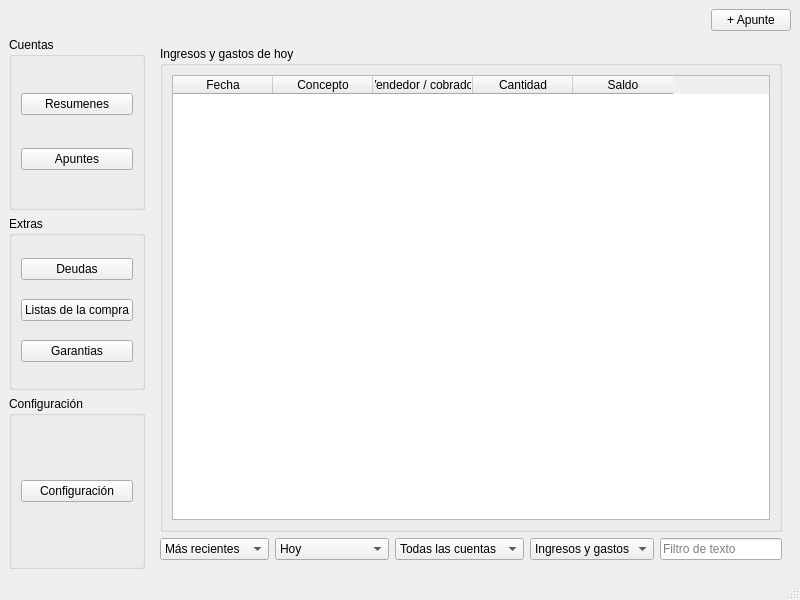
This is ui/monedero.ui in eboladev/moneydero as Qt 5 draws it before an edit. The edited form follows.
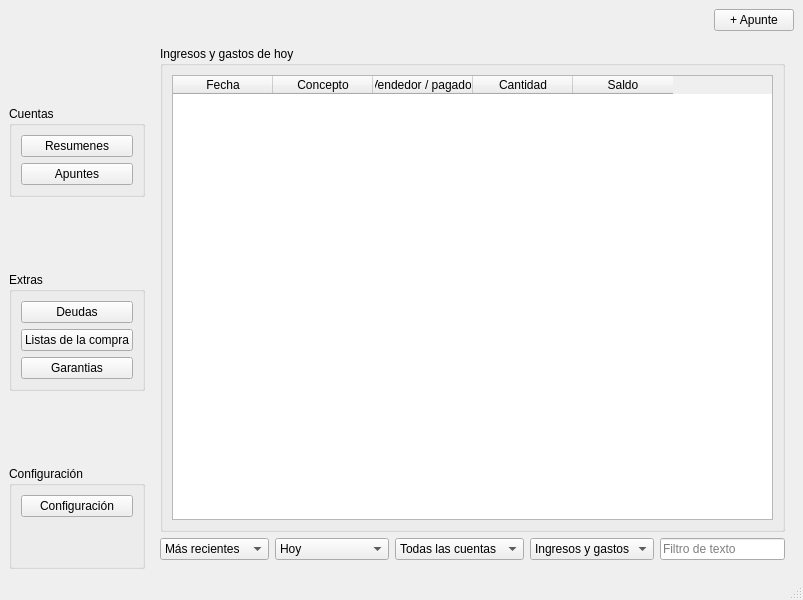
This is the edited form.

```diff
--- a/ui/monedero.ui
+++ b/ui/monedero.ui
@@ -6,7 +6,7 @@
    <rect>
     <x>0</x>
     <y>0</y>
-    <width>800</width>
+    <width>803</width>
     <height>600</height>
    </rect>
   </property>
@@ -43,6 +43,19 @@
      <layout class="QHBoxLayout" name="horizontalLayout_2">
       <item>
        <layout class="QVBoxLayout" name="verticalLayout_3">
+        <item>
+         <spacer name="verticalSpacer_3">
+          <property name="orientation">
+           <enum>Qt::Vertical</enum>
+          </property>
+          <property name="sizeHint" stdset="0">
+           <size>
+            <width>20</width>
+            <height>40</height>
+           </size>
+          </property>
+         </spacer>
+        </item>
         <item>
          <widget class="QGroupBox" name="groupBox">
           <property name="title">
@@ -66,6 +79,19 @@
           </layout>
          </widget>
         </item>
+        <item>
+         <spacer name="verticalSpacer">
+          <property name="orientation">
+           <enum>Qt::Vertical</enum>
+          </property>
+          <property name="sizeHint" stdset="0">
+           <size>
+            <width>20</width>
+            <height>40</height>
+           </size>
+          </property>
+         </spacer>
+        </item>
         <item>
          <widget class="QGroupBox" name="groupBox_2">
           <property name="title">
@@ -96,6 +122,19 @@
           </layout>
          </widget>
         </item>
+        <item>
+         <spacer name="verticalSpacer_2">
+          <property name="orientation">
+           <enum>Qt::Vertical</enum>
+          </property>
+          <property name="sizeHint" stdset="0">
+           <size>
+            <width>20</width>
+            <height>40</height>
+           </size>
+          </property>
+         </spacer>
+        </item>
         <item>
          <widget class="QGroupBox" name="groupBox_3">
           <property name="title">
@@ -109,6 +148,19 @@
              </property>
             </widget>
            </item>
+           <item>
+            <spacer name="verticalSpacer_4">
+             <property name="orientation">
+              <enum>Qt::Vertical</enum>
+             </property>
+             <property name="sizeHint" stdset="0">
+              <size>
+               <width>20</width>
+               <height>40</height>
+              </size>
+             </property>
+            </spacer>
+           </item>
           </layout>
          </widget>
         </item>
@@ -141,7 +193,7 @@
                </column>
                <column>
                 <property name="text">
-                 <string>Vendedor / cobrador</string>
+                 <string>Vendedor / pagador</string>
                 </property>
                </column>
                <column>
```
Left out of the diff: 2 changed lines with no effect on the pictures.
